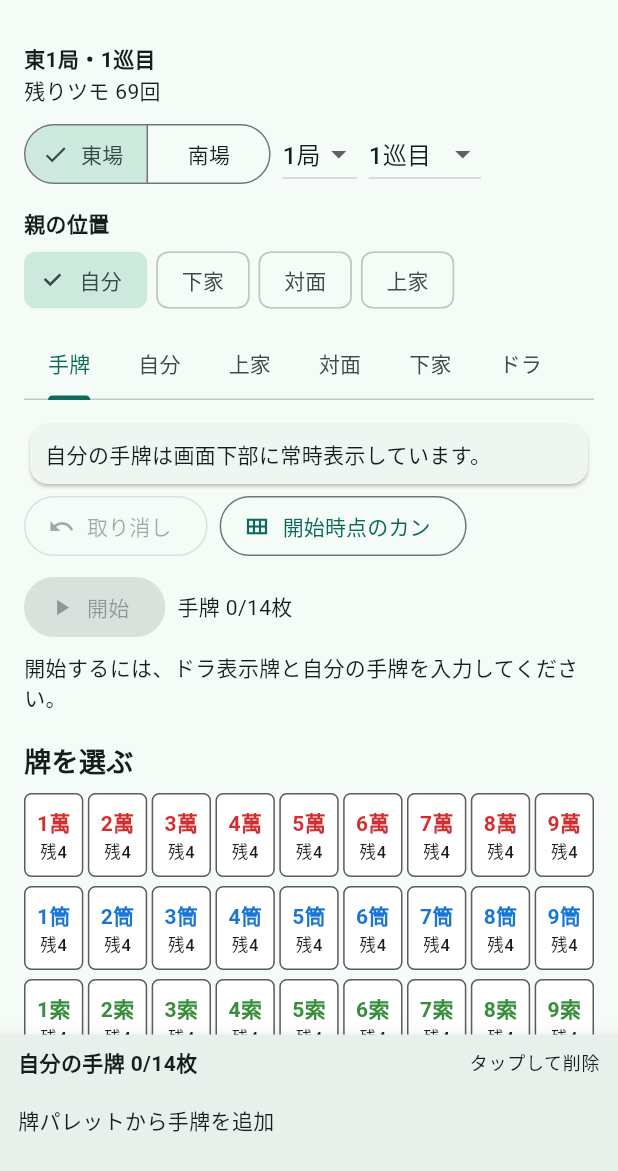
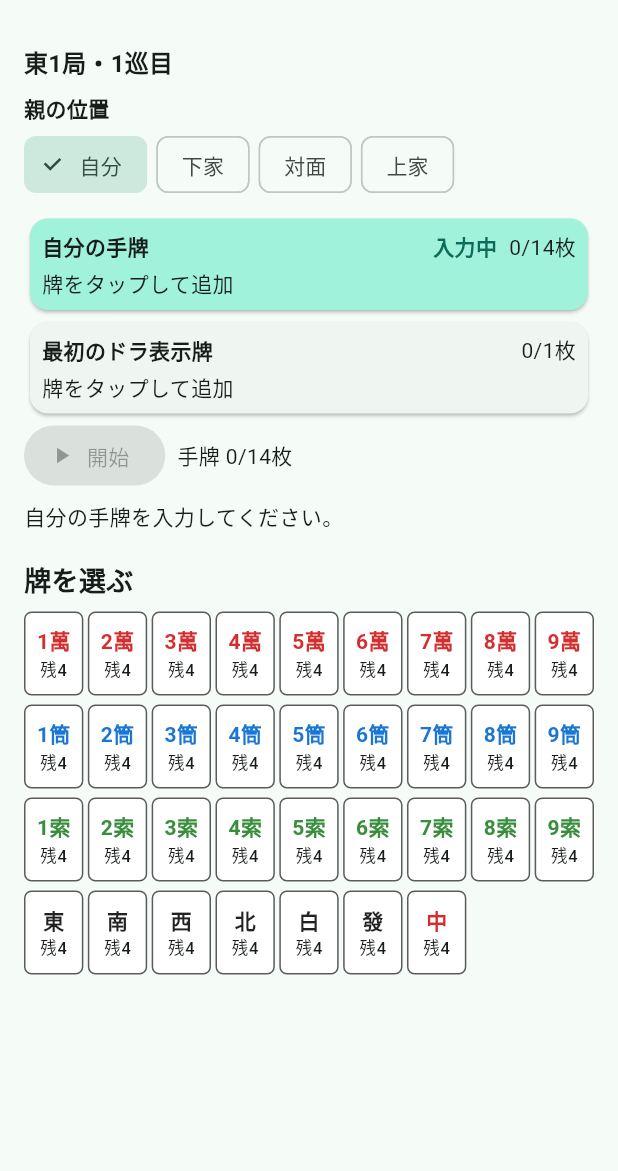
Before and after one commit to pyongsanmichelle/maohjong, a Flutter app: the screen it shows after launch, on a phone screen of 412 x 824 dp, the part 65-1236 px from its top. Run offline on Flutter 3.47's test engine with Material 3 defaults, Android fonts, the phone set to English and light mode, and no system bars.

Commit message:
feat: simplify match setup flow

```diff
--- a/lib/domain/match_input_flow.dart
+++ b/lib/domain/match_input_flow.dart
@@ -1,5 +1,6 @@
 import 'game_situation.dart';
 import 'meld.dart';
+import 'match_setup_validation.dart';
 import 'round_progress.dart';
 import 'round_result.dart';
 import 'round_action_history.dart';
@@ -77,11 +78,15 @@ class MatchInputFlow {
   bool get canOwnDiscard =>
       started && currentRiver == InputTarget.ownRiver && !_turnNeedsDraw;
 
-  /// 親・ドラ表示牌・手牌が揃い、開始可能かどうかを返します。
-  bool get canStart =>
-      !progress.matchFinished &&
-      situation.doraIndicators.isNotEmpty &&
-      situation.hand.isNotEmpty;
+  /// 現在の開始前入力を検証した結果です。
+  MatchSetupValidation get setupValidation => MatchSetupValidator.validate(
+    situation: situation,
+    dealer: dealer,
+    matchFinished: progress.matchFinished,
+  );
+
+  /// 親・最初のドラ・手牌が揃い、開始可能かどうかを返します。
+  bool get canStart => setupValidation.canStart;
 
   /// 手牌上限を超えない場合に親を変更します。
   bool selectDealer(SeatPosition value) {
@@ -137,6 +142,20 @@ class MatchInputFlow {
     _turnNeedsDraw = false;
     _discardHistory.clear();
     actionHistory.clearForNextRound();
+  }
+
+  /// 局面と進行履歴を破棄し、新しい半荘を東1局から準備します。
+  void resetForNewMatch() {
+    situation.clearForNextRound();
+    progress.resetForNewMatch();
+    actionHistory.clearForNextRound();
+    dealer = SeatPosition.self;
+    started = false;
+    currentRiver = InputTarget.ownRiver;
+    lastDiscard = null;
+    lastRoundResult = null;
+    _turnNeedsDraw = false;
+    _discardHistory.clear();
   }
 
   /// 打牌順に次の河へ進めます。
--- /dev/null
+++ b/lib/domain/match_setup_validation.dart
@@ -0,0 +1,58 @@
+import 'game_situation.dart';
+import 'round_result.dart';
+import 'tile.dart';
+
+/// 対局開始前の入力で不足または不正な状態を表します。
+enum SetupValidationIssue {
+  handEmpty,
+  doraMissing,
+  tooManyInitialDora,
+  handLimitExceeded,
+  matchFinished,
+  invalidVisibleTileCount,
+}
+
+/// 対局開始可否と、その理由コードをまとめた不変の検証結果です。
+class MatchSetupValidation {
+  /// 検出した問題を保持する検証結果を生成します。
+  MatchSetupValidation(Iterable<SetupValidationIssue> issues)
+    : issues = List.unmodifiable(issues);
+
+  /// 開始を妨げている問題です。
+  final List<SetupValidationIssue> issues;
+
+  /// 現在の入力で対局を開始できるかどうかです。
+  bool get canStart => issues.isEmpty;
+}
+
+/// 開始前の局面をUIに依存せず検証します。
+class MatchSetupValidator {
+  /// インスタンス化を禁止します。
+  const MatchSetupValidator._();
+
+  /// 手牌、最初のドラ、親、見えている牌数から開始可否を返します。
+  static MatchSetupValidation validate({
+    required GameSituation situation,
+    required SeatPosition dealer,
+    required bool matchFinished,
+  }) {
+    final issues = <SetupValidationIssue>[];
+    if (matchFinished) issues.add(SetupValidationIssue.matchFinished);
+    if (situation.hand.isEmpty) issues.add(SetupValidationIssue.handEmpty);
+    if (situation.doraIndicators.isEmpty) {
+      issues.add(SetupValidationIssue.doraMissing);
+    } else if (situation.doraIndicators.length > 1) {
+      issues.add(SetupValidationIssue.tooManyInitialDora);
+    }
+    final ownMeldCount = situation.meldsFor(InputTarget.ownRiver).length;
+    final handLimit =
+        (dealer == SeatPosition.self ? 14 : 13) - ownMeldCount * 3;
+    if (situation.hand.length > handLimit) {
+      issues.add(SetupValidationIssue.handLimitExceeded);
+    }
+    if (Tile.values.any((tile) => situation.count(tile) > 4)) {
+      issues.add(SetupValidationIssue.invalidVisibleTileCount);
+    }
+    return MatchSetupValidation(issues);
+  }
+}
--- a/lib/main.dart
+++ b/lib/main.dart
@@ -2,6 +2,7 @@ import 'package:flutter/material.dart';
 
 import 'domain/game_situation.dart';
 import 'domain/match_input_flow.dart';
+import 'domain/match_setup_validation.dart';
 import 'domain/meld.dart';
 import 'domain/round_progress.dart';
 import 'domain/round_action_history.dart';
@@ -77,6 +78,14 @@ class _SituationInputPageState extends State<SituationInputPage> {
     bool declaresRiichi = false,
   }) {
     final target = _isOwnDiscardTurn ? InputTarget.hand : _visibleTarget;
+    if (!_flow.started &&
+        target == InputTarget.doraIndicators &&
+        _editor.situation.doraIndicators.isNotEmpty) {
+      ScaffoldMessenger.of(context).showSnackBar(
+        const SnackBar(content: Text('開始前のドラ表示牌は1枚です。選び直す場合は表示牌をタップしてください。')),
+      );
+      return;
+    }
     if (_isOwnDiscardTurn && !_flow.ownDrawRequired) {
       ScaffoldMessenger.of(context).showSnackBar(
         const SnackBar(content: Text('ツモ入力は完了しています。先に手牌から打牌してください。')),
@@ -246,6 +255,44 @@ class _SituationInputPageState extends State<SituationInputPage> {
     setState(() {});
   }
 
+  /// 開始後の手番を変えずに、追加のドラ表示牌を1枚選びます。
+  Future<void> _showDoraIndicatorPicker() async {
+    final tile = await showModalBottomSheet<Tile>(
+      context: context,
+      isScrollControlled: true,
+      builder: (context) => SafeArea(
+        child: Padding(
+          padding: const EdgeInsets.all(16),
+          child: SingleChildScrollView(
+            child: Column(
+              mainAxisSize: MainAxisSize.min,
+              crossAxisAlignment: CrossAxisAlignment.start,
+              children: [
+                Text(
+                  '追加するドラ表示牌',
+                  style: Theme.of(context).textTheme.titleMedium,
+                ),
+                const SizedBox(height: 8),
+                _TilePalette(
+                  onTap: (tile) => Navigator.pop(context, tile),
+                  remainingCopies: _editor.remainingCopies,
+                  compact: true,
+                ),
+              ],
+            ),
+          ),
+        ),
+      ),
+    );
+    if (!mounted || tile == null) return;
+    if (!_editor.add(InputTarget.doraIndicators, tile)) {
+      ScaffoldMessenger.of(context)
+          .showSnackBar(const SnackBar(content: Text('同じ牌は4枚までです。')));
+      return;
+    }
+    setState(() {});
+  }
+
   /// 自分の打牌可能な番に暗槓または加槓を確定します。
   Future<void> _showSelfKanDialog() async {
     if (!_flow.canOwnDiscard) return;
@@ -268,12 +315,6 @@ class _SituationInputPageState extends State<SituationInputPage> {
 
   /// 副露を取り消して、鳴かれた打牌と通常の手番を復元します。
   void _removeMeld(Meld meld) {
-    if (_flow.started && meld.origin == MeldOrigin.setup) {
-      ScaffoldMessenger.of(context).showSnackBar(
-        const SnackBar(content: Text('開始時点のカンは「設定に戻る」から訂正してください。')),
-      );
-      return;
-    }
     if (meld.origin == MeldOrigin.selfKan && !_flow.ownDrawRequired) {
       ScaffoldMessenger.of(context)
           .showSnackBar(const SnackBar(content: Text('嶺上牌を入力した後はカンを取り消せません。')));
@@ -330,6 +371,13 @@ class _SituationInputPageState extends State<SituationInputPage> {
   void _start() => setState(() {
     _editor.clearHistory();
     _flow.start();
+  });
+
+  /// 半荘終了後の局面と履歴を破棄し、東1局の準備へ戻します。
+  void _startNewMatch() => setState(() {
+    _flow.resetForNewMatch();
+    _editor.clearHistory();
+    _target = InputTarget.hand;
   });
 
   /// 入力済みの牌を保持したまま準備画面へ戻ります。
@@ -390,86 +438,82 @@ class _SituationInputPageState extends State<SituationInputPage> {
     }
   }
 
-  /// 開始前の設定、タブ入力、牌パレットを従来どおり表示します。
-  Widget _buildSetupBody() => ListView(
+  /// 開始前に手牌と最初のドラを同時表示する簡略入力画面です。
+  Widget _buildSetupBody() {
+    if (_flow.progress.matchFinished) {
+      return Center(
+        child: Card(
+          child: Padding(
+            padding: const EdgeInsets.all(24),
+            child: Column(
+              mainAxisSize: MainAxisSize.min,
+              children: [
+                const Text('半荘終了です。'),
+                const SizedBox(height: 12),
+                FilledButton.icon(
+                  key: const Key('newMatchButton'),
+                  onPressed: _startNewMatch,
+                  icon: const Icon(Icons.refresh),
+                  label: const Text('新しい対局'),
+                ),
+              ],
+            ),
+          ),
+        ),
+      );
+    }
+    final validation = _flow.setupValidation;
+    return ListView(
       padding: const EdgeInsets.all(16),
       children: [
-      _RoundInput(
-        roundWind: _flow.progress.roundWind,
-        kyoku: _flow.progress.kyoku,
-        turn: _flow.progress.turn,
-        remainingDraws: _flow.progress.remainingDraws,
-        enabled: true,
-        onRoundWindChanged: (value) =>
-            setState(() => _flow.progress.selectRoundWind(value)),
-        onKyokuChanged: (value) =>
-            setState(() => _flow.progress.selectKyoku(value)),
-        onTurnChanged: (value) =>
-            setState(() => _flow.progress.selectTurn(value)),
+        Text(
+          '${_roundWindLabel(_flow.progress.roundWind)}${_flow.progress.kyoku}局・'
+          '${_flow.progress.turn}巡目',
+          key: const Key('setupRoundStatus'),
+          style: Theme.of(context).textTheme.titleMedium
+              ?.copyWith(fontWeight: FontWeight.bold),
         ),
-      const SizedBox(height: 12),
+        const SizedBox(height: 8),
         _DealerSelector(
           dealer: _flow.dealer,
           enabled: true,
           onChanged: _selectDealer,
         ),
         const SizedBox(height: 8),
-      DefaultTabController(
-        key: ValueKey(_target),
-        length: InputTarget.values.length,
-        initialIndex: _target.index,
-        child: TabBar(
-          isScrollable: true,
-          tabAlignment: TabAlignment.start,
-          onTap: (index) => setState(() => _target = InputTarget.values[index]),
-          tabs: InputTarget.values
-              .map(
-                (target) => Tab(
-                  key: Key('targetTab-${target.name}'),
-                  text: _targetTabLabel(target),
-                ),
-              )
-              .toList(),
+        _SetupTargetCard(
+          key: const Key('setupTarget-hand'),
+          label: '自分の手牌',
+          selected: _target == InputTarget.hand,
+          countLabel: '${_editor.situation.hand.length}/${_flow.handLimit}枚',
+          onTap: () => setState(() => _target = InputTarget.hand),
+          child: _SetupTileStrip(
+            key: const Key('targetArea-hand'),
+            tiles: _editor.situation.hand,
+            tileKeyPrefix: 'handTile',
+            onRemove: (index) => _remove(InputTarget.hand, index),
           ),
         ),
-      const SizedBox(height: 12),
-      if (_visibleTarget == InputTarget.hand)
-        const Card(
-          child: Padding(
-            padding: EdgeInsets.all(10),
-            child: Text('自分の手牌は画面下部に常時表示しています。'),
+        _SetupTargetCard(
+          key: const Key('setupTarget-doraIndicators'),
+          label: '最初のドラ表示牌',
+          selected: _target == InputTarget.doraIndicators,
+          countLabel: '${_editor.situation.doraIndicators.length}/1枚',
+          onTap: () => setState(() => _target = InputTarget.doraIndicators),
+          child: _SetupTileStrip(
+            key: const Key('targetArea-doraIndicators'),
+            tiles: _editor.situation.doraIndicators,
+            tileKeyPrefix: 'setupDoraTile',
+            onRemove: (index) => _remove(InputTarget.doraIndicators, index),
           ),
-        )
-      else
-        Column(
-          crossAxisAlignment: CrossAxisAlignment.stretch,
-          children: [
-            _TileArea(
-              key: Key('targetArea-${_visibleTarget.name}'),
-              label: _targetLabel(_visibleTarget),
-              tiles: _editor.situation.tilesFor(_visibleTarget),
-              selected: true,
-              onRemove: (index) => _remove(_visibleTarget, index),
-            ),
-            if (_isRiverTarget(_visibleTarget) &&
-                _visibleTarget != InputTarget.ownRiver)
-              _MeldArea(
-                river: _visibleTarget,
-                melds: _editor.situation.meldsFor(_visibleTarget).toList(),
-                onRemove: _removeMeld,
-              ),
-          ],
         ),
         _buildActionControls(),
-      if (_flow.progress.matchFinished)
-        const Padding(
-          padding: EdgeInsets.only(top: 6),
-          child: Text('半荘終了です。新しく始める場合は場・局・巡目を選び直してください。'),
-        )
-      else if (!_flow.canStart)
-        const Padding(
-          padding: EdgeInsets.only(top: 6),
-          child: Text('開始するには、ドラ表示牌と自分の手牌を入力してください。'),
+        if (!validation.canStart)
+          Padding(
+            padding: const EdgeInsets.only(top: 6),
+            child: Text(
+              _setupIssueMessage(validation.issues.first),
+              key: const Key('setupValidationMessage'),
+            ),
           ),
         const SizedBox(height: 20),
         const Text(
@@ -480,12 +524,13 @@ class _SituationInputPageState extends State<SituationInputPage> {
         _TilePalette(onTap: _add, remainingCopies: _editor.remainingCopies),
       ],
     );
+  }
 
   /// 開始後の卓を固定し、牌パレットだけを内部スクロール可能にします。
   Widget _buildStartedBody() => LayoutBuilder(
     builder: (context, constraints) {
-      final tableHeight = (constraints.maxHeight * 0.46)
-          .clamp(270.0, 320.0)
+      final tableHeight = (constraints.maxHeight * 0.43)
+          .clamp(245.0, 300.0)
           .toDouble();
       return Padding(
         padding: const EdgeInsets.fromLTRB(8, 6, 8, 4),
@@ -502,6 +547,8 @@ class _SituationInputPageState extends State<SituationInputPage> {
                     : _flow.currentRiver,
                 onRemoveTile: _remove,
                 onRemoveMeld: _removeMeld,
+                onRemoveDora: (index) =>
+                    _remove(InputTarget.doraIndicators, index),
               ),
             ),
             const SizedBox(height: 4),
@@ -580,7 +627,9 @@ class _SituationInputPageState extends State<SituationInputPage> {
     runSpacing: 6,
     crossAxisAlignment: WrapCrossAlignment.center,
     children: [
+      if (_flow.started)
         OutlinedButton.icon(
+          key: const Key('undoButton'),
           onPressed: _editor.canUndo ? _undo : null,
           icon: const Icon(Icons.undo),
           label: const Text('取り消し'),
@@ -592,12 +641,19 @@ class _SituationInputPageState extends State<SituationInputPage> {
           icon: const Icon(Icons.call_split),
           label: const Text('チー・ポン・カン'),
         ),
-      if (!_flow.started)
+      if (_flow.started)
         OutlinedButton.icon(
-          key: const Key('setupKanButton'),
+          key: const Key('kanCorrectionButton'),
           onPressed: _showSetupKanDialog,
           icon: const Icon(Icons.view_module_outlined),
-          label: const Text('開始時点のカン'),
+          label: const Text('局面補正'),
+        ),
+      if (_flow.started)
+        OutlinedButton.icon(
+          key: const Key('addDoraButton'),
+          onPressed: _showDoraIndicatorPicker,
+          icon: const Icon(Icons.add_box_outlined),
+          label: const Text('ドラ追加'),
         ),
       if (_isOwnDiscardTurn &&
           _flow.canOwnDiscard &&
@@ -652,15 +708,14 @@ class _SituationInputPageState extends State<SituationInputPage> {
   @override
   Widget build(BuildContext context) => Scaffold(
     appBar: AppBar(title: const Text('Maohjong 局面入力')),
-    bottomNavigationBar: _PersistentHand(
+    bottomNavigationBar: _flow.started
+        ? _PersistentHand(
             tiles: _editor.situation.hand,
             limit: _currentHandLimit,
             started: _flow.started,
             isOwnDiscardTurn: _isOwnDiscardTurn,
             ownDrawRequired: _flow.ownDrawRequired,
-      melds: _flow.started
-          ? const []
-          : _editor.situation.meldsFor(InputTarget.ownRiver).toList(),
+            melds: const [],
             dangerSummaries: _flow.started
                 ? {
                     for (final summary in _handDangerPresenter.summarize(
@@ -674,7 +729,8 @@ class _SituationInputPageState extends State<SituationInputPage> {
                 : (index) => _remove(InputTarget.hand, index),
             onMeldTap: _removeMeld,
             onDangerLongPress: _flow.started ? _showHandDangerDetails : null,
-    ),
+          )
+        : null,
     body: SafeArea(
       child: _flow.started ? _buildStartedBody() : _buildSetupBody(),
     ),
@@ -1082,138 +1138,96 @@ class _DealerSelector extends StatelessWidget {
   );
 }
 
-/// 東場・南場、局番号、巡目を選択する局面情報の入力部品です。
-class _RoundInput extends StatelessWidget {
-  /// 局面情報の入力部品を生成します。
-  const _RoundInput({
-    required this.roundWind,
-    required this.kyoku,
-    required this.turn,
-    required this.remainingDraws,
-    required this.enabled,
-    required this.onRoundWindChanged,
-    required this.onKyokuChanged,
-    required this.onTurnChanged,
+/// 開始前の手牌または最初のドラを、入力対象として選べるカードです。
+class _SetupTargetCard extends StatelessWidget {
+  /// 入力領域と選択状態を受け取ってカードを生成します。
+  const _SetupTargetCard({
+    super.key,
+    required this.label,
+    required this.selected,
+    required this.countLabel,
+    required this.onTap,
+    required this.child,
   });
 
-  /// 選択中の場風です。
-  final RoundWind roundWind;
+  /// 入力領域の名称です。
+  final String label;
 
-  /// 選択中の局番号です。
-  final int kyoku;
+  /// 現在牌パレットの入力先かどうかです。
+  final bool selected;
 
-  /// 選択中の巡目です。
-  final int turn;
+  /// 現在枚数と上限の表示です。
+  final String countLabel;
 
-  /// 通常の山からツモできる残り回数です。
-  final int remainingDraws;
+  /// 入力対象へ切り替える処理です。
+  final VoidCallback onTap;
 
-  /// 開始前の局情報を変更可能かどうかです。
-  final bool enabled;
-
-  /// 場風の選択変更を通知します。
-  final ValueChanged<RoundWind> onRoundWindChanged;
-
-  /// 局番号の選択変更を通知します。
-  final ValueChanged<int> onKyokuChanged;
-
-  /// 巡目の選択変更を通知します。
-  final ValueChanged<int> onTurnChanged;
+  /// カード内に表示する牌一覧です。
+  final Widget child;
 
   @override
-  Widget build(BuildContext context) => Column(
-    crossAxisAlignment: CrossAxisAlignment.start,
+  Widget build(BuildContext context) => Card(
+    color: selected ? Theme.of(context).colorScheme.primaryContainer : null,
+    child: InkWell(
+      onTap: onTap,
+      borderRadius: BorderRadius.circular(12),
+      child: Padding(
+        padding: const EdgeInsets.all(8),
+        child: Column(
+          crossAxisAlignment: CrossAxisAlignment.stretch,
+          children: [
+            Row(
               children: [
                 Text(
-        '${_roundWindLabel(roundWind)}$kyoku局・$turn巡目',
+                  label,
                   style: const TextStyle(fontWeight: FontWeight.bold),
                 ),
+                const Spacer(),
+                if (selected)
                   Text(
-        '残りツモ $remainingDraws回',
-        key: const Key('remainingDraws'),
-        style: Theme.of(context).textTheme.bodyMedium,
+                    '入力中',
+                    key: Key(
+                      'setupActive-${label == '自分の手牌' ? 'hand' : 'doraIndicators'}',
                     ),
-      const SizedBox(height: 8),
-      Wrap(
-        spacing: 8,
-        runSpacing: 8,
-        crossAxisAlignment: WrapCrossAlignment.center,
-        children: [
-          SegmentedButton<RoundWind>(
-            segments: const [
-              ButtonSegment(value: RoundWind.east, label: Text('東場')),
-              ButtonSegment(value: RoundWind.south, label: Text('南場')),
-            ],
-            selected: {roundWind},
-            onSelectionChanged: enabled
-                ? (items) => onRoundWindChanged(items.first)
-                : null,
-          ),
-          DropdownButton<int>(
-            key: const Key('kyokuSelector'),
-            value: kyoku,
-            items: List.generate(
-              4,
-              (index) => DropdownMenuItem(
-                value: index + 1,
-                child: Text('${index + 1}局'),
+                    style: TextStyle(
+                      color: Theme.of(context).colorScheme.primary,
+                      fontWeight: FontWeight.bold,
                     ),
                   ),
-            onChanged: enabled
-                ? (value) {
-                    if (value != null) onKyokuChanged(value);
-                  }
-                : null,
+                const SizedBox(width: 8),
+                Text(countLabel),
+              ],
             ),
-          DropdownButton<int>(
-            key: const Key('turnSelector'),
-            value: turn,
-            items: List.generate(
-              18,
-              (index) => DropdownMenuItem(
-                value: index + 1,
-                child: Text('${index + 1}巡目'),
+            const SizedBox(height: 4),
+            child,
+          ],
         ),
       ),
-            onChanged: enabled
-                ? (value) {
-                    if (value != null) onTurnChanged(value);
-                  }
-                : null,
     ),
-        ],
-      ),
-    ],
   );
 }
 
-/// 一つの手牌または河を表示する領域です。
-class _TileArea extends StatelessWidget {
-  /// 表示領域を生成します。
-  const _TileArea({
+/// 開始前カード内で入力済みの牌を直接訂正できる一覧です。
+class _SetupTileStrip extends StatelessWidget {
+  /// 表示する牌と削除処理を受け取って一覧を生成します。
+  const _SetupTileStrip({
     super.key,
-    required this.label,
     required this.tiles,
-    required this.selected,
+    required this.tileKeyPrefix,
     required this.onRemove,
   });
 
-  final String label;
+  /// 表示する入力済みの牌です。
   final List<Tile> tiles;
-  final bool selected;
+
+  /// 牌を一意に識別するキーの接頭辞です。
+  final String tileKeyPrefix;
+
+  /// タップした牌を削除する処理です。
   final ValueChanged<int> onRemove;
 
   @override
-  Widget build(BuildContext context) => Card(
-    color: selected ? Theme.of(context).colorScheme.secondaryContainer : null,
-    child: Padding(
-      padding: const EdgeInsets.all(10),
-      child: Column(
-        crossAxisAlignment: CrossAxisAlignment.start,
-        children: [
-          Text(label, style: const TextStyle(fontWeight: FontWeight.bold)),
-          const SizedBox(height: 6),
-          Wrap(
+  Widget build(BuildContext context) => Wrap(
     spacing: 4,
     runSpacing: 4,
     children: tiles.isEmpty
@@ -1221,12 +1235,9 @@ class _TileArea extends StatelessWidget {
         : List.generate(
             tiles.length,
             (index) => _TileButton(
+              key: Key('$tileKeyPrefix-$index'),
               tile: tiles[index],
               onTap: () => onRemove(index),
-                    ),
-                  ),
-          ),
-        ],
             ),
           ),
   );
@@ -1412,14 +1423,14 @@ String _targetLabel(InputTarget target) => switch (target) {
   InputTarget.doraIndicators => 'ドラ表示牌',
 };
 
-/// 入力先タブに表示する短い名前を返します。
-String _targetTabLabel(InputTarget target) => switch (target) {
-  InputTarget.hand => '手牌',
-  InputTarget.ownRiver => '自分',
-  InputTarget.upperRiver => '上家',
-  InputTarget.acrossRiver => '対面',
-  InputTarget.lowerRiver => '下家',
-  InputTarget.doraIndicators => 'ドラ',
+/// 開始を妨げている理由コードを画面表示用の日本語へ変換します。
+String _setupIssueMessage(SetupValidationIssue issue) => switch (issue) {
+  SetupValidationIssue.handEmpty => '自分の手牌を入力してください。',
+  SetupValidationIssue.doraMissing => '最初のドラ表示牌を1枚選んでください。',
+  SetupValidationIssue.tooManyInitialDora => '開始前のドラ表示牌は1枚にしてください。',
+  SetupValidationIssue.handLimitExceeded => '親・子に応じた手牌の最大枚数を超えています。',
+  SetupValidationIssue.matchFinished => '新しい対局を開始してください。',
+  SetupValidationIssue.invalidVisibleTileCount => '同じ牌は局面全体で4枚までです。',
 };
 
 /// 河の入力先に対応するプレイヤー名を返します。
```
Also changed, not shown: lib/domain/round_progress.dart (+10 -0 lines), lib/presentation/started_table_layout.dart (+20 -2 lines), 10 other files. Lines whose indentation alone changed are shown as unchanged.
